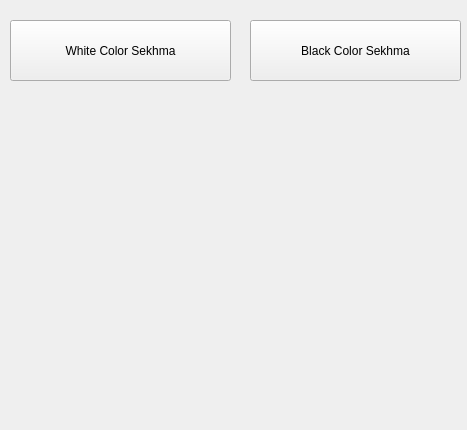
First picture: the form in settings.ui, repository jestsi/Info-of-file-g, before the edit.
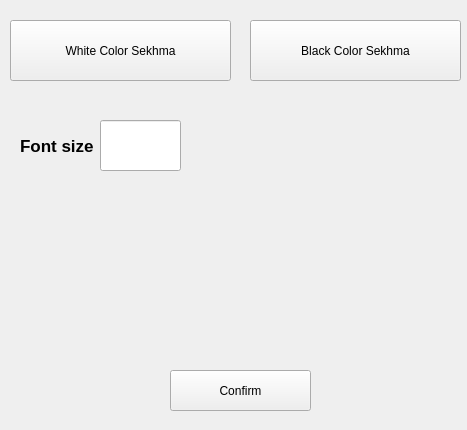
Second picture: the form after the edit.

Patch:
```diff
--- a/settings.ui
+++ b/settings.ui
@@ -54,6 +54,52 @@
     <string>Black Color Sekhma</string>
    </property>
   </widget>
+  <widget class="QPushButton" name="confirm_button">
+   <property name="geometry">
+    <rect>
+     <x>170</x>
+     <y>370</y>
+     <width>141</width>
+     <height>41</height>
+    </rect>
+   </property>
+   <property name="cursor">
+    <cursorShape>PointingHandCursor</cursorShape>
+   </property>
+   <property name="text">
+    <string>Confirm</string>
+   </property>
+  </widget>
+  <widget class="QLabel" name="label_font_size">
+   <property name="geometry">
+    <rect>
+     <x>20</x>
+     <y>120</y>
+     <width>81</width>
+     <height>51</height>
+    </rect>
+   </property>
+   <property name="font">
+    <font>
+     <pointsize>13</pointsize>
+     <weight>75</weight>
+     <bold>true</bold>
+    </font>
+   </property>
+   <property name="text">
+    <string>Font size</string>
+   </property>
+  </widget>
+  <widget class="QLineEdit" name="lineEdit_font_size">
+   <property name="geometry">
+    <rect>
+     <x>100</x>
+     <y>120</y>
+     <width>81</width>
+     <height>51</height>
+    </rect>
+   </property>
+  </widget>
  </widget>
  <resources/>
  <connections/>
```
Left out of the diff: 6 changed lines with no effect on the pictures.
